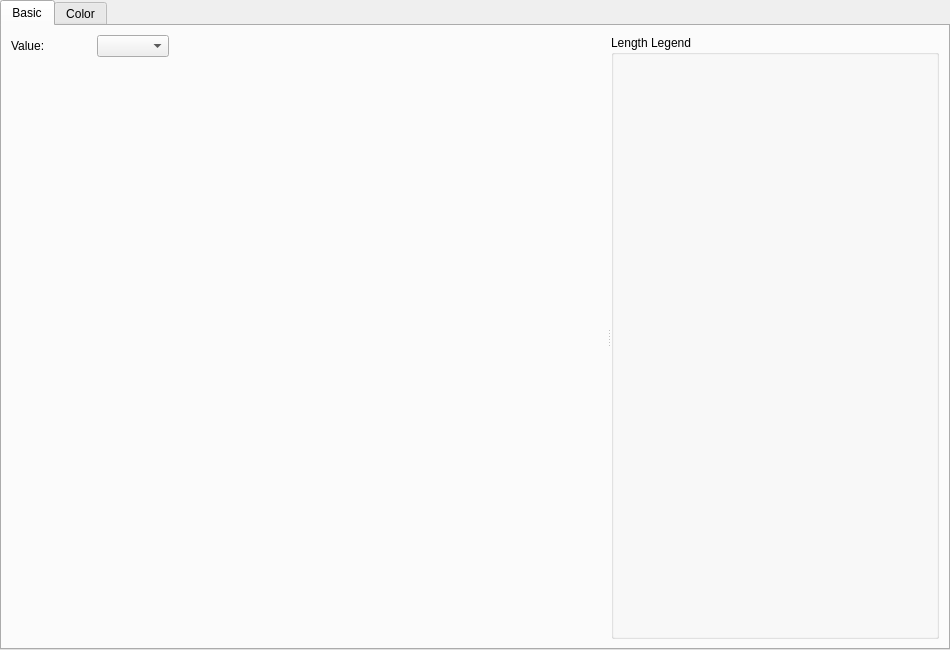
The window that libs/guicore/arrows/arrowssettingeditwidget.ui (i-RIC/prepost-gui) describes before a commit, drawn with Qt 5.
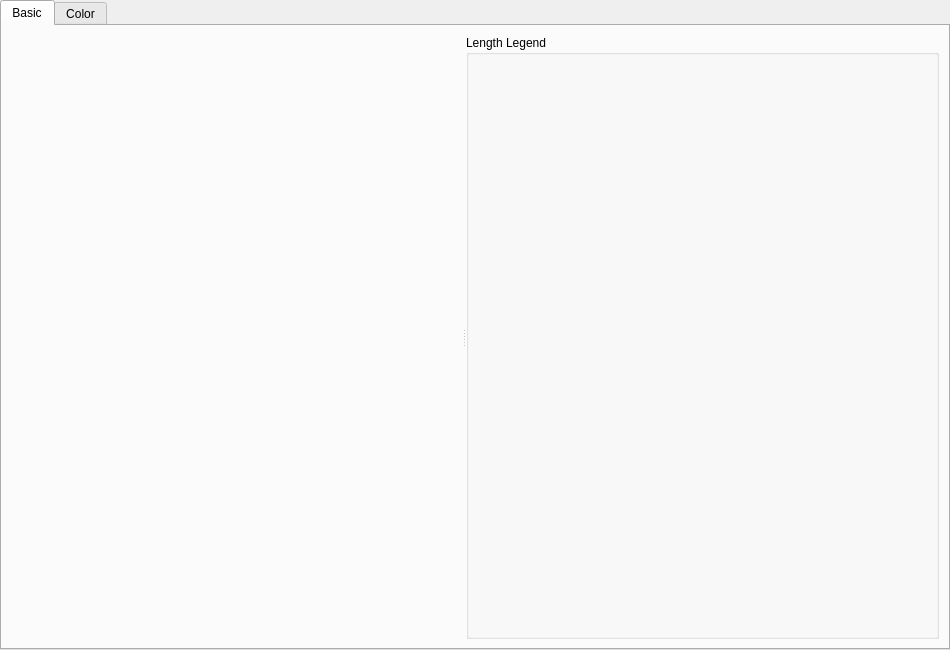
The same window after the commit. Custom widgets are drawn as their Qt base class.

Commit message: Improvements: Vectors can be created for more than two values.

What changed in the file:
```diff
--- a/libs/guicore/arrows/arrowssettingeditwidget.ui
+++ b/libs/guicore/arrows/arrowssettingeditwidget.ui
@@ -42,40 +42,7 @@
           <enum>Qt::Horizontal</enum>
          </property>
          <widget class="QWidget" name="layoutWidget">
-          <layout class="QVBoxLayout" name="verticalLayout_2" stretch="0,0,0,1">
-           <item>
-            <layout class="QHBoxLayout" name="horizontalLayout" stretch="0,0,1">
-             <item>
-              <widget class="QLabel" name="valueLabel">
-               <property name="minimumSize">
-                <size>
-                 <width>80</width>
-                 <height>0</height>
-                </size>
-               </property>
-               <property name="text">
-                <string>Value:</string>
-               </property>
-              </widget>
-             </item>
-             <item>
-              <widget class="QComboBox" name="valueComboBox"/>
-             </item>
-             <item>
-              <spacer name="horizontalSpacer_4">
-               <property name="orientation">
-                <enum>Qt::Horizontal</enum>
-               </property>
-               <property name="sizeHint" stdset="0">
-                <size>
-                 <width>40</width>
-                 <height>0</height>
-                </size>
-               </property>
-              </spacer>
-             </item>
-            </layout>
-           </item>
+          <layout class="QVBoxLayout" name="verticalLayout_2" stretch="0,0,1">
            <item>
             <layout class="QHBoxLayout" name="horizontalLayout_2">
              <item>
```
The commit also changes 86 other files.
